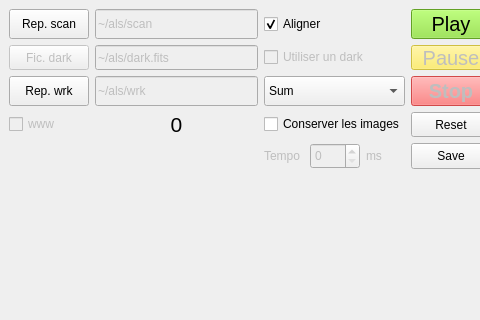
Qt form alsui.ui (gehelem/als) before a commit; both pictures show x 0 to 480 and y 0 to 320 of the 806 by 796 pixel window.
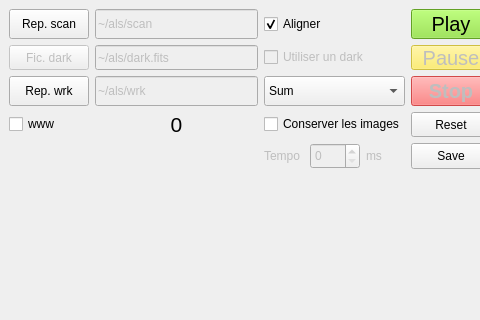
The same form after that commit. Icons and pictures are not drawn.

Commit message:
Web server
First attempt (Shutdown KO)

Patch:
```diff
--- a/alsui.ui
+++ b/alsui.ui
@@ -236,7 +236,7 @@
         <item row="4" column="0">
          <widget class="QCheckBox" name="cbWww">
           <property name="enabled">
-           <bool>false</bool>
+           <bool>true</bool>
           </property>
           <property name="maximumSize">
            <size>
```
The commit also changes 2 other files.
